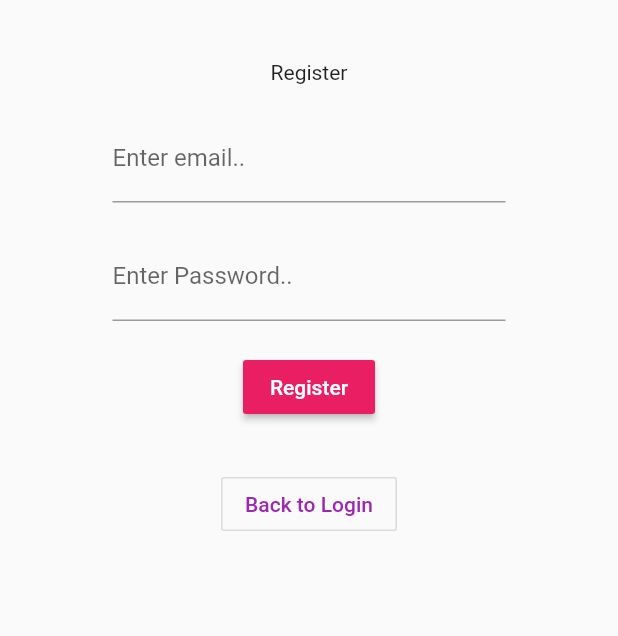
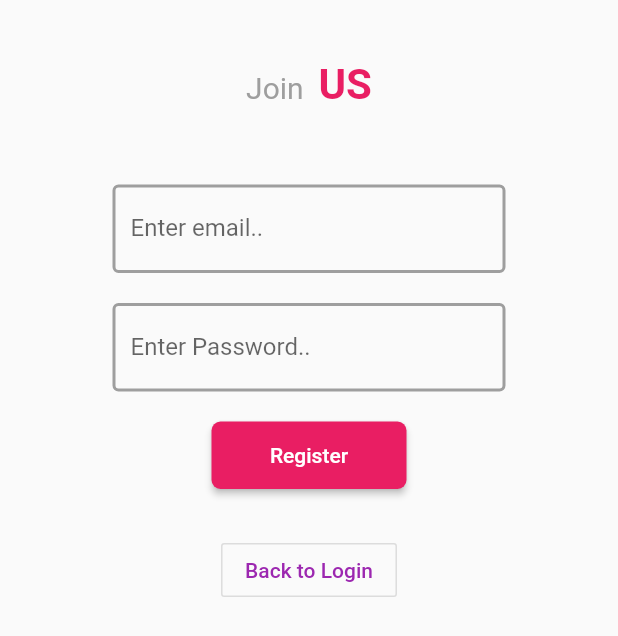
Before and after one commit to AttaullahSiddiqui/FlutterToDoApp, a Flutter app: the screen it shows after launch, after a tap on "Submit", after a tap on "Go To Register", on a phone screen of 412 x 824 dp. Shown: the top 636 px of the screen. Run offline on Flutter 3.47's test engine with Material 2 defaults, Android fonts, the phone set to English and light mode, and no system bars; our stand-ins replace cloud_firestore, firebase_auth, firebase_core, flutter_spinkit; accounts and stored records are empty; network calls fail.

Commit message:
ok commit

```diff
--- a/lib/main.dart
+++ b/lib/main.dart
@@ -3,6 +3,7 @@ import 'package:practice/models/user.dart';
 import 'package:practice/pages/wrapper.dart';
 import 'package:firebase_core/firebase_core.dart';
 import 'package:practice/services/auth.dart';
+// import 'package:practice/shared/loaders.dart';
 import 'package:provider/provider.dart';
 
 // void main() {
@@ -45,7 +46,7 @@ class MyApp extends StatelessWidget {
             ),
           );
         }
-        return CircularProgressIndicator();
+        return Container(width: 0.0, height: 0.0);
       },
     );
   }
--- /dev/null
+++ b/lib/models/todo.dart
@@ -0,0 +1,10 @@
+import 'package:cloud_firestore/cloud_firestore.dart';
+
+class Todo {
+  final String todo;
+  final String uid;
+  // final Timestamp timestamp;
+  final bool completed;
+
+  Todo({this.todo, this.completed, this.uid});
+}
--- a/lib/pages/login.dart
+++ b/lib/pages/login.dart
@@ -2,6 +2,8 @@ import 'dart:ui';
 
 import 'package:flutter/material.dart';
 import 'package:practice/services/auth.dart';
+import 'package:practice/shared/loaders.dart';
+import 'package:practice/shared/styles.dart';
 
 class Login extends StatefulWidget {
   final Function toggleView;
@@ -25,13 +27,17 @@ class _LoginState extends State<Login> {
   String error = '';
   String email = '';
   String pswd = '';
+  bool loading = false;
 
   @override
   Widget build(BuildContext context) {
-    return SafeArea(
+    return loading
+        ? Loaders()
+        : SafeArea(
             child: Scaffold(
               body: Container(
-            padding: EdgeInsets.symmetric(vertical: 40.0, horizontal: 75.0),
+                  padding:
+                      EdgeInsets.symmetric(vertical: 40.0, horizontal: 75.0),
                   child: Form(
                     key: _formKey,
                     child: SingleChildScrollView(
@@ -54,7 +60,8 @@ class _LoginState extends State<Login> {
                           TextFormField(
                             keyboardType: TextInputType.emailAddress,
                             textCapitalization: TextCapitalization.none,
-                      decoration: InputDecoration(labelText: 'Enter email..'),
+                            decoration: AuthInputDecoration.copyWith(
+                                labelText: 'Enter email..'),
                             validator: (val) =>
                                 val.isEmpty ? "Email is required" : null,
                             onChanged: (val) {
@@ -63,8 +70,8 @@ class _LoginState extends State<Login> {
                           ),
                           SizedBox(height: 20.0),
                           TextFormField(
-                      decoration:
-                          InputDecoration(labelText: 'Enter Password..'),
+                            decoration: AuthInputDecoration.copyWith(
+                                labelText: 'Enter Password..'),
                             validator: (val) =>
                                 val.length < 6 ? "Password is too short" : null,
                             obscureText: true,
@@ -72,12 +79,18 @@ class _LoginState extends State<Login> {
                               setState(() => pswd = val);
                             },
                           ),
-                    SizedBox(height: 20.0),
-                    RaisedButton(
+                          SizedBox(height: 25.0),
+                          SizedBox(
+                            width: 130.0,
+                            height: 45.0,
+                            child: RaisedButton(
                               color: Colors.pink,
+                              shape: RoundedRectangleBorder(
+                                  borderRadius: BorderRadius.circular(6.0)),
                               child: Text(
                                 "Submit",
-                        style: TextStyle(color: Colors.white),
+                                style: TextStyle(
+                                    color: Colors.white, fontSize: 16.0),
                               ),
                               onPressed: () async {
                                 if (_formKey.currentState.validate()) {
@@ -85,22 +98,26 @@ class _LoginState extends State<Login> {
                                     setState(() => error = "Invalid Email");
                                     return;
                                   }
-                          setState(() => error = "");
-                          dynamic result =
-                              await _auth.signInWithEmailPass(email, pswd);
+                                  setState(() {
+                                    error = "";
+                                    loading = true;
+                                  });
+                                  dynamic result = await _auth
+                                      .signInWithEmailPass(email, pswd);
                                   if (result == null) {
-                            setState(
-                                () => error = "Please provide a valid email");
-                          } else {
-                            print('User registered successfully');
-                            print(result.uid);
+                                    setState(() {
+                                      error = "Please provide a valid email";
+                                      loading = false;
+                                    });
                                   }
                                 }
                               },
                             ),
+                          ),
                           Padding(
                             padding: EdgeInsets.all(7.0),
-                      child: Text(error, style: TextStyle(color: Colors.red)),
+                            child: Text(error,
+                                style: TextStyle(color: Colors.red)),
                           ),
                           SizedBox(
                             height: 30.0,
--- a/lib/pages/register.dart
+++ b/lib/pages/register.dart
@@ -2,6 +2,8 @@ import 'dart:ui';
 
 import 'package:flutter/material.dart';
 import 'package:practice/services/auth.dart';
+import 'package:practice/shared/loaders.dart';
+import 'package:practice/shared/styles.dart';
 
 class Register extends StatefulWidget {
   final Function toggleView;
@@ -25,24 +27,41 @@ class _RegisterState extends State<Register> {
   String email = '';
   String pswd = '';
   String error = '';
+  bool loading = false;
 
   @override
   Widget build(BuildContext context) {
-    return SafeArea(
+    return loading
+        ? Loaders()
+        : SafeArea(
             child: Scaffold(
               body: Container(
-            padding: EdgeInsets.symmetric(vertical: 40.0, horizontal: 75.0),
+                  padding:
+                      EdgeInsets.symmetric(vertical: 40.0, horizontal: 75.0),
                   child: Form(
                     key: _formKey,
                     child: SingleChildScrollView(
                       child: Column(
                         children: <Widget>[
-                    Text("Register"),
-                    SizedBox(height: 20.0),
+                          RichText(
+                              text: TextSpan(
+                                  text: "Join  ",
+                                  style: TextStyle(
+                                      fontSize: 20.0, color: Colors.grey[500]),
+                                  children: [
+                                TextSpan(
+                                    text: "US",
+                                    style: TextStyle(
+                                        fontSize: 28.0,
+                                        color: Colors.pink,
+                                        fontWeight: FontWeight.bold))
+                              ])),
+                          SizedBox(height: 50.0),
                           TextFormField(
                             keyboardType: TextInputType.emailAddress,
                             textCapitalization: TextCapitalization.none,
-                      decoration: InputDecoration(labelText: 'Enter email..'),
+                            decoration: AuthInputDecoration.copyWith(
+                                labelText: 'Enter email..'),
                             validator: (val) =>
                                 val.isEmpty ? "Email is required" : null,
                             onChanged: (val) {
@@ -51,8 +70,8 @@ class _RegisterState extends State<Register> {
                           ),
                           SizedBox(height: 20.0),
                           TextFormField(
-                      decoration:
-                          InputDecoration(labelText: 'Enter Password..'),
+                            decoration: AuthInputDecoration.copyWith(
+                                labelText: 'Enter Password..'),
                             validator: (val) =>
                                 val.length < 6 ? "Password is too short" : null,
                             obscureText: true,
@@ -61,7 +80,12 @@ class _RegisterState extends State<Register> {
                             },
                           ),
                           SizedBox(height: 20.0),
-                    RaisedButton(
+                          SizedBox(
+                            width: 130.0,
+                            height: 45.0,
+                            child: RaisedButton(
+                              shape: RoundedRectangleBorder(
+                                  borderRadius: BorderRadius.circular(6.0)),
                               color: Colors.pink,
                               child: Text(
                                 "Register",
@@ -73,14 +97,19 @@ class _RegisterState extends State<Register> {
                                     setState(() => error = "Invalid Email");
                                     return;
                                   }
-                          setState(() => error = "");
+                                  setState(() {
+                                    error = "";
+                                    loading = true;
+                                  });
                                   print(email + 'xxxx');
                                   print(pswd + 'xxxx');
                                   dynamic result =
                                       await _auth.createUserFunc(email, pswd);
                                   if (result == null) {
-                            setState(
-                                () => error = "Please provide a valid email");
+                                    setState(() {
+                                      error = "Please provide a valid email";
+                                      loading = false;
+                                    });
                                   } else {
                                     print('User registered successfully');
                                     print(result.uid);
@@ -88,9 +117,11 @@ class _RegisterState extends State<Register> {
                                 }
                               },
                             ),
+                          ),
                           Padding(
                             padding: EdgeInsets.all(7.0),
-                      child: Text(error, style: TextStyle(color: Colors.red)),
+                            child: Text(error,
+                                style: TextStyle(color: Colors.red)),
                           ),
                           OutlineButton(
                             child: Text(
--- /dev/null
+++ b/lib/shared/styles.dart
@@ -0,0 +1,7 @@
+import 'package:flutter/material.dart';
+
+const AuthInputDecoration = InputDecoration(
+    enabledBorder: OutlineInputBorder(
+        borderSide: BorderSide(color: Colors.grey, width: 2.0)),
+    focusedBorder: OutlineInputBorder(
+        borderSide: BorderSide(color: Colors.pink, width: 2.0)));
--- a/pubspec.yaml
+++ b/pubspec.yaml
@@ -27,6 +27,9 @@ dependencies:
   firebase_core: "^0.5.0"
   cloud_firestore: "^0.14.1+1"
   provider: ^4.3.2+2
+  flutter_spinkit: ^4.1.2+1
+  intl: ^0.16.1
+  group_radio_button: ^1.0.1
 
 
   # The following adds the Cupertino Icons font to your application.
@@ -52,6 +55,8 @@ flutter:
   # assets:
   #   - images/a_dot_burr.jpeg
   #   - images/a_dot_ham.jpeg
+  assets:
+    - assets/images/
 
   # An image asset can refer to one or more resolution-specific "variants", see
   # https://flutter.dev/assets-and-images/#resolution-aware.
```
Also changed, not shown: lib/pages/home.dart (+59 -47 lines), lib/pages/settings.dart (added, +69 -0 lines), lib/pages/todoList.dart (added, +59 -0 lines), lib/pages/todosTile.dart (added, +26 -0 lines), lib/services/auth.dart (+6 -1 lines), lib/services/db.dart (added, +62 -0 lines), lib/shared/loaders.dart (added, +16 -0 lines), assets/images/aa.png (added), assets/images/chck.JPG (added), assets/images/todoicon.png (added), pubspec.lock. Lines whose indentation alone changed are shown as unchanged.
